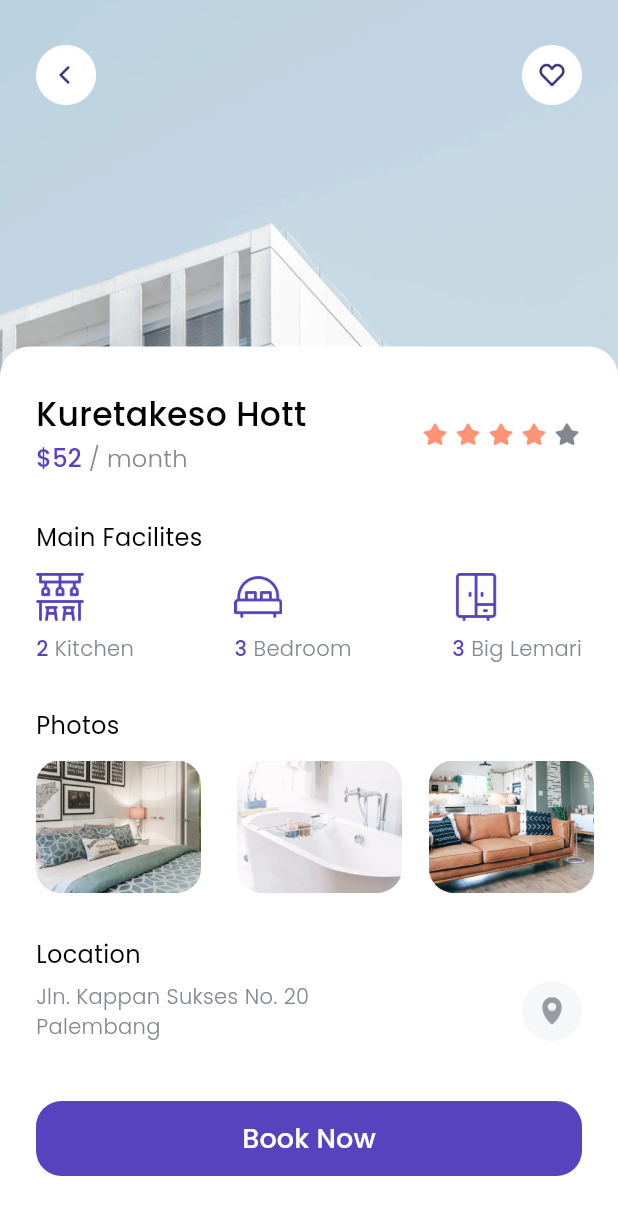
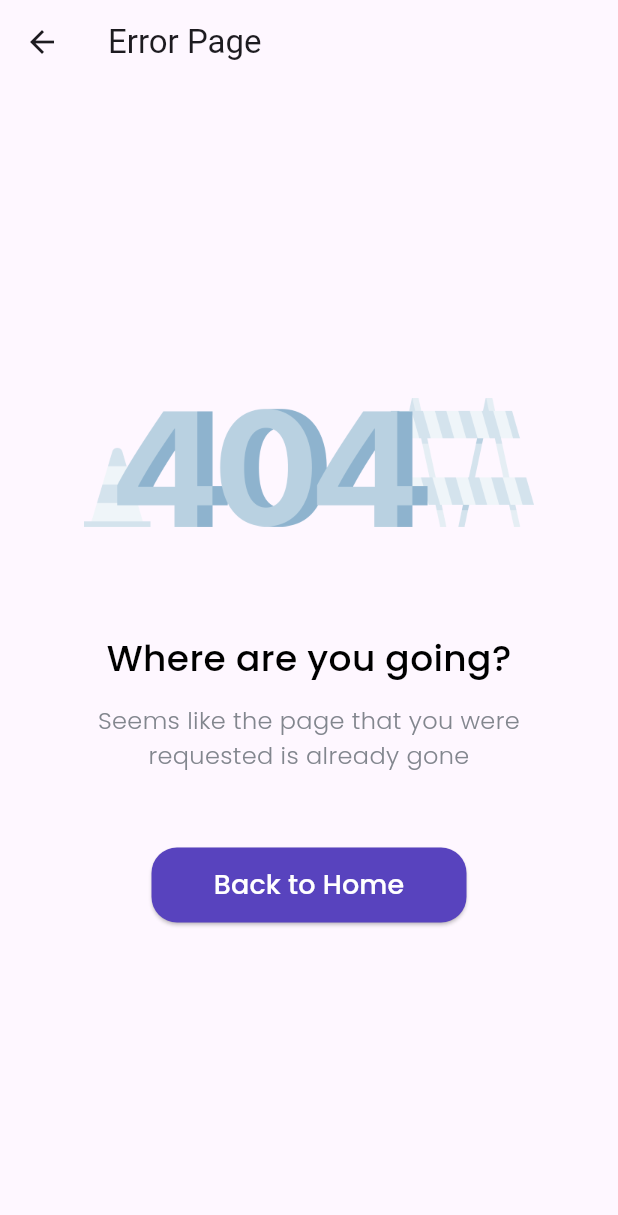
Before and after one commit to rahardyan95/Iyan-Kos, a Flutter app: the DetailPage screen opened directly, scrolled down 97 dp, after a tap on "Book Now", on a phone screen of 412 x 824 dp. Shown: the top 1215 px of the screen. Run offline on Flutter 3.47's test engine with Material 3 defaults, Android fonts, the light colour scheme and no system bars; our stand-ins replace google_fonts.

Commit message:
29/03/2025

```diff
--- a/lib/pages/detail_page.dart
+++ b/lib/pages/detail_page.dart
@@ -1,12 +1,43 @@
 import 'package:flutter/material.dart';
 import 'package:iyan_kos/theme.dart';
 import 'package:iyan_kos/widgets/facilities_item.dart';
+import 'package:url_launcher/url_launcher.dart';
+import 'package:iyan_kos/pages/error_page.dart';
 
 class DetailPage extends StatelessWidget {
   const DetailPage({super.key});
 
   @override
   Widget build(BuildContext context) {
+    Future<void> launchMapsUrl() async {
+      const String url = 'https://maps.app.goo.gl/8ZdmjNBGVzoWdxeCA';
+      final Uri uri = Uri.parse(url);
+
+      if (await canLaunchUrl(uri)) {
+        await launchUrl(uri);
+      } else {
+        throw 'Could not launch $url';
+      }
+    }
+
+    // Future<void> launchWhatsApp() async {
+    //   const String url = 'qwertyuiio';
+    //   final Uri uri = Uri.parse(url);
+
+    //   if (await canLaunchUrl(uri)) {
+    //     await launchUrl(uri);
+    //   } else {
+    //     // throw 'Could not launch $url';
+    //     Navigator.push(
+    //       // ignore: use_build_context_synchronously
+    //       context,
+    //       MaterialPageRoute(
+    //         builder: (context) => ErrorPage(),
+    //       ),
+    //     );
+    //   }
+    // }
+
     return Scaffold(
       backgroundColor: whiteColor,
       body: SafeArea(
@@ -18,26 +49,6 @@ class DetailPage extends StatelessWidget {
               width: MediaQuery.of(context).size.width,
               height: 350,
               fit: BoxFit.cover,
-            ),
-            Padding(
-              padding: const EdgeInsets.symmetric(
-                horizontal: 24,
-                vertical: 30,
-              ),
-              child: Row(
-                mainAxisAlignment: MainAxisAlignment.spaceBetween,
-                children: [
-                  InkWell(
-                    onTap: () {
-                      Navigator.pop(context);
-                    },
-                    child: Image.asset('assets/btn_back.png',
-                    width: 40),
-                  ),
-                  Image.asset('assets/btn_wishlist.png',
-                  width: 40),
-                ],
-              ),
             ),
             ListView(
               children: [
@@ -55,19 +66,22 @@ class DetailPage extends StatelessWidget {
                     children: [
                       SizedBox(height: 30),
                       // NOTE: TITLE
-                      Padding(padding: const EdgeInsets.symmetric(horizontal: 24),
+                      Padding(
+                        padding: const EdgeInsets.symmetric(horizontal: 24),
                         child: Row(
                           mainAxisAlignment: MainAxisAlignment.spaceBetween,
                           children: [
                             Column(
                               crossAxisAlignment: CrossAxisAlignment.start,
                               children: [
-                              Text (
+                                Text(
                                   'Kuretakeso Hott',
                                   style: blackTextStyle.copyWith(fontSize: 22),
                                 ),
                                 SizedBox(height: 2),
-                              Text.rich(TextSpan(text: '\$52',
+                                Text.rich(
+                                  TextSpan(
+                                    text: '\$52',
                                     style: purpleTextStyle.copyWith(fontSize: 16),
                                     children: [
                                       TextSpan(
@@ -81,22 +95,32 @@ class DetailPage extends StatelessWidget {
                             ),
                             Row(
                               children: [
-                              Image.asset('assets/icon_star.png',
-                              width: 20,),
+                                Image.asset(
+                                  'assets/icon_star.png',
+                                  width: 20,
+                                ),
                                 SizedBox(width: 2),
-                              Image.asset('assets/icon_star.png',
-                              width: 20,),
+                                Image.asset(
+                                  'assets/icon_star.png',
+                                  width: 20,
+                                ),
                                 SizedBox(width: 2),
-                              Image.asset('assets/icon_star.png',
-                              width: 20,),
+                                Image.asset(
+                                  'assets/icon_star.png',
+                                  width: 20,
+                                ),
                                 SizedBox(width: 2),
-                              Image.asset('assets/icon_star.png',
-                              width: 20,),
+                                Image.asset(
+                                  'assets/icon_star.png',
+                                  width: 20,
+                                ),
                                 SizedBox(width: 2),
-                              Image.asset('assets/icon_star.png',
+                                Image.asset(
+                                  'assets/icon_star.png',
                                   width: 20,
-                              color: greyColor,),
-                            ]
+                                  color: greyColor,
+                                ),
+                              ],
                             ),
                           ],
                         ),
@@ -111,7 +135,8 @@ class DetailPage extends StatelessWidget {
                         ),
                       ),
                       SizedBox(height: 12),
-                    Padding(padding: EdgeInsets.symmetric(horizontal: 24),
+                      Padding(
+                        padding: EdgeInsets.symmetric(horizontal: 24),
                         child: Row(
                           mainAxisAlignment: MainAxisAlignment.spaceBetween,
                           children: [
@@ -134,7 +159,7 @@ class DetailPage extends StatelessWidget {
                         ),
                       ),
                       SizedBox(height: 30),
-                    //NOTE: PHOTO
+                      // NOTE: PHOTO
                       Padding(
                         padding: const EdgeInsets.only(left: 24),
                         child: Text(
@@ -143,25 +168,38 @@ class DetailPage extends StatelessWidget {
                         ),
                       ),
                       SizedBox(height: 12),
+                      // ignore: sized_box_for_whitespace
                       Container(
                         height: 88,
                         child: ListView(
                           scrollDirection: Axis.horizontal,
                           children: [
                             SizedBox(width: 24),
-                          Image.asset('assets/photo1.png', width: 110, height: 88,
-                          fit: BoxFit.cover,),
+                            Image.asset(
+                              'assets/photo1.png',
+                              width: 110,
+                              height: 88,
+                              fit: BoxFit.cover,
+                            ),
                             SizedBox(width: 24),
-                          Image.asset('assets/photo2.png', width: 110, height: 88,
-                          fit: BoxFit.cover,),
+                            Image.asset(
+                              'assets/photo2.png',
+                              width: 110,
+                              height: 88,
+                              fit: BoxFit.cover,
+                            ),
                             SizedBox(width: 18),
-                          Image.asset('assets/photo3.png', width: 110, height: 88,
-                          fit: BoxFit.cover,),
+                            Image.asset(
+                              'assets/photo3.png',
+                              width: 110,
+                              height: 88,
+                              fit: BoxFit.cover,
+                            ),
                           ],
                         ),
                       ),
                       SizedBox(height: 30),
-                    //NOTE: LOCATION
+                      // NOTE: LOCATION
                       Padding(
                         padding: const EdgeInsets.only(left: 24),
                         child: Text(
@@ -175,26 +213,36 @@ class DetailPage extends StatelessWidget {
                         child: Row(
                           mainAxisAlignment: MainAxisAlignment.spaceBetween,
                           children: [
-                        Text('Jln. Kappan Sukses No. 20\nPalembang', style: greyTextStyle,),
-                        Image.asset('assets/btn_map.png', width: 40,),
-                      ],),
+                            Text(
+                              'Jln. Kappan Sukses No. 20\nPalembang',
+                              style: greyTextStyle,
+                            ),
+                            InkWell(
+                              onTap: launchMapsUrl,
+                              child: Image.asset(
+                                'assets/btn_map.png',
+                                width: 40,
+                              ),
+                            ),
+                          ],
+                        ),
                       ),
                       SizedBox(height: 40),
-                    //NOTE: BOOK BUTTON
+                      // NOTE: BOOK BUTTON
                       Container(
                         margin: EdgeInsets.symmetric(horizontal: 24),
                         height: 50,
                         width: MediaQuery.of(context).size.width - (2 * 24),
                         child: TextButton(
-                        onPressed: () {
-                          Navigator.pushNamed(context, '/choose-payment');
-                        },
                           style: TextButton.styleFrom(
                             backgroundColor: purpleColor,
                             shape: RoundedRectangleBorder(
                               borderRadius: BorderRadius.circular(17),
                             ),
                           ),
+                                                    onPressed: () {
+                        Navigator.push(context, MaterialPageRoute(builder: (context) => ErrorPage(),),);
+                      },
                           child: Text(
                             'Book Now',
                             style: whiteTextStyle.copyWith(fontSize: 18),
@@ -206,7 +254,31 @@ class DetailPage extends StatelessWidget {
                   ),
                 ),
               ],
-            )
+            ),
+            Padding(
+              padding: const EdgeInsets.symmetric(
+                horizontal: 24,
+                vertical: 30,
+              ),
+              child: Row(
+                mainAxisAlignment: MainAxisAlignment.spaceBetween,
+                children: [
+                  InkWell(
+                    onTap: () {
+                      Navigator.pop(context);
+                    },
+                    child: Image.asset(
+                      'assets/btn_back.png',
+                      width: 40,
+                    ),
+                  ),
+                  Image.asset(
+                    'assets/btn_wishlist.png',
+                    width: 40,
+                  ),
+                ],
+              ),
+            ),
           ],
         ),
       ),
--- /dev/null
+++ b/lib/pages/error_page.dart
@@ -0,0 +1,56 @@
+import 'package:flutter/material.dart';
+import 'package:iyan_kos/theme.dart';
+
+class ErrorPage extends StatelessWidget {
+  const ErrorPage({super.key});
+
+  @override
+  Widget build(BuildContext context) {
+    return Scaffold(
+      appBar: AppBar(
+        title: Text('Error Page'),
+      ),
+      body: SafeArea(
+        child: Center(
+          child: Column(
+            mainAxisAlignment: MainAxisAlignment.center,
+            children: [
+              Image.asset('assets/404.png', width: 300),
+              SizedBox(height: 70),
+              Text(
+                'Where are you going?',
+                style: blackTextStyle.copyWith(fontSize: 24),
+              ),
+              SizedBox(height: 14),
+              Text(
+                'Seems like the page that you were\nrequested is already gone',
+                style: greyTextStyle.copyWith(fontSize: 16),
+                textAlign: TextAlign.center,
+              ),
+              SizedBox(height: 50),
+              SizedBox(
+                height: 50,
+                width: 210,
+                child: ElevatedButton(
+                  onPressed: () {
+                    Navigator.pop(context);
+                  },
+                  style: ElevatedButton.styleFrom(
+                    backgroundColor: purpleColor,
+                    shape: RoundedRectangleBorder(
+                      borderRadius: BorderRadius.circular(17),
+                    ),
+                  ),
+                  child: Text(
+                    'Back to Home',
+                    style: whiteTextStyle.copyWith(fontSize: 18),
+                  ),
+                ),
+              ),
+            ],
+          ),
+        ),
+      ),
+    );
+  }
+}
--- a/pubspec.yaml
+++ b/pubspec.yaml
@@ -32,6 +32,7 @@ dependencies:
   flutter:
     sdk: flutter
   google_fonts: ^6.2.1
+  url_launcher: ^6.3.1
 
 dev_dependencies:
   # The "flutter_lints" package below contains a set of recommended lints to
```
Also changed, not shown: assets/404.png (added), pubspec.lock, 6 other files. Lines whose indentation alone changed are shown as unchanged.
